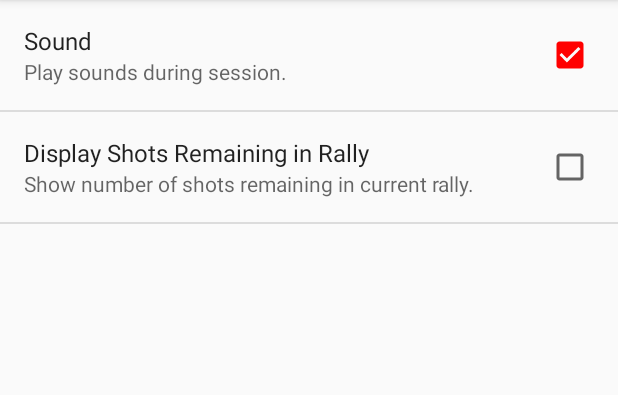
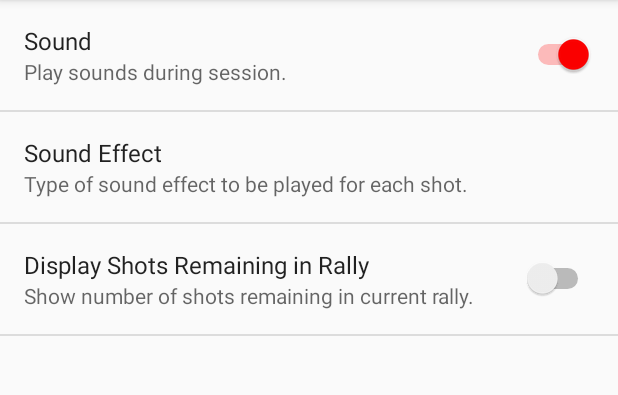
Before and after one commit to Pritch68/SquashGhosting, an Android app: the fragment SettingsFragment shown on its own in the app's theme, on a phone screen of 412 x 824 dp, the part 84-479 px from its top. Run offline under Robolectric (Android 15) with nearby library versions, the light colour scheme and no system bars.

Commit message:
Added choice of sounds to be played for each shot (configured in Settings)

```diff
--- a/app/src/main/java/com/tangosix/squashghosting/SessionSetupActivity.java
+++ b/app/src/main/java/com/tangosix/squashghosting/SessionSetupActivity.java
@@ -31,6 +31,7 @@ public class SessionSetupActivity extends AppCompatActivity {
     public final static String BREAK_MESSAGE = "com.tangosix.squashghosting.BREAK_MESSAGE";
     public final static String SOUND_ENABLED_MESSAGE = "com.tangosix.squashghosting.SOUND_ENABLED_MESSAGE";
     public final static String RALLY_COUNTER_ENABLED_MESSAGE = "com.tangosix.squashghosting.RALLY_COUNTER_ENABLED_MESSAGE";
+    public final static String SOUND_TYPE_MESSAGE = "com.tangosix.squashghosting.SOUND_TYPE_MESSAGE";
 
     private int Rallies = 8;
     private int ShotsPerRally = 15;
@@ -196,6 +197,7 @@ public class SessionSetupActivity extends AppCompatActivity {
         SharedPreferences otherPref = PreferenceManager.getDefaultSharedPreferences(this);
         boolean mSoundEnabled = otherPref.getBoolean("pref_sound",true);
         boolean mRallyCounterEnabled = otherPref.getBoolean("pref_rally_counter",false);
+        int mSoundType = Integer.valueOf(otherPref.getString("pref_sound_type","1"));
 
         // Save session values
         SharedPreferences sharedPref = getPreferences(Context.MODE_PRIVATE);
@@ -214,6 +216,7 @@ public class SessionSetupActivity extends AppCompatActivity {
         intent.putExtra(BREAK_MESSAGE, Break);
         intent.putExtra(SOUND_ENABLED_MESSAGE, mSoundEnabled);
         intent.putExtra(RALLY_COUNTER_ENABLED_MESSAGE, mRallyCounterEnabled);
+        intent.putExtra(SOUND_TYPE_MESSAGE, mSoundType);
 
         startActivity(intent);
     }
--- /dev/null
+++ b/app/src/main/res/values/soundType.xml
@@ -0,0 +1,13 @@
+<?xml version="1.0" encoding="utf-8"?>
+<resources>
+    <string-array name="soundType">
+        <item>Shot Sound</item>
+        <item>Beep</item>
+        <item>Voice Announces Position Number</item>
+    </string-array>
+    <string-array name="soundTypeValues">
+        <item>1</item>
+        <item>2</item>
+        <item>3</item>
+    </string-array>
+</resources>
--- a/app/src/main/res/xml/pref_general.xml
+++ b/app/src/main/res/xml/pref_general.xml
@@ -1,10 +1,17 @@
 <PreferenceScreen xmlns:android="http://schemas.android.com/apk/res/android">
-    <CheckBoxPreference
+    <SwitchPreference
         android:key="pref_sound"
         android:title="@string/sound_Preference"
         android:summary="@string/sound_Preference_Summary"
         android:defaultValue="true" />
-    <CheckBoxPreference
+    <ListPreference
+        android:key="pref_sound_type"
+        android:dependency="pref_sound"
+        android:title="Sound Effect"
+        android:summary="Type of sound effect to be played for each shot."
+        android:entries="@array/soundType"
+        android:entryValues="@array/soundTypeValues" />
+    <SwitchPreference
         android:key="pref_rally_counter"
         android:title="@string/rally_counter_Preference"
         android:summary="@string/rally_counter_Preference_Summary"
```
Also changed, not shown: app/src/main/java/com/tangosix/squashghosting/RunSessionActivity.java (+75 -6 lines), 6 other files.
